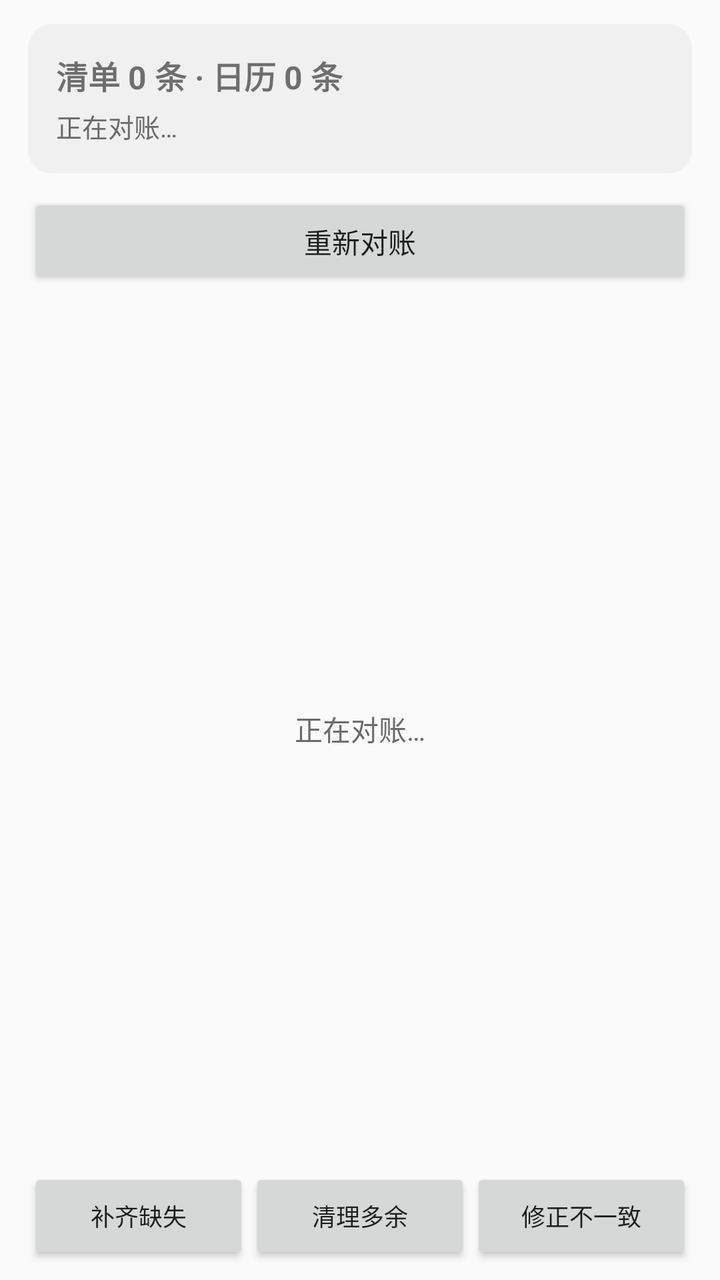
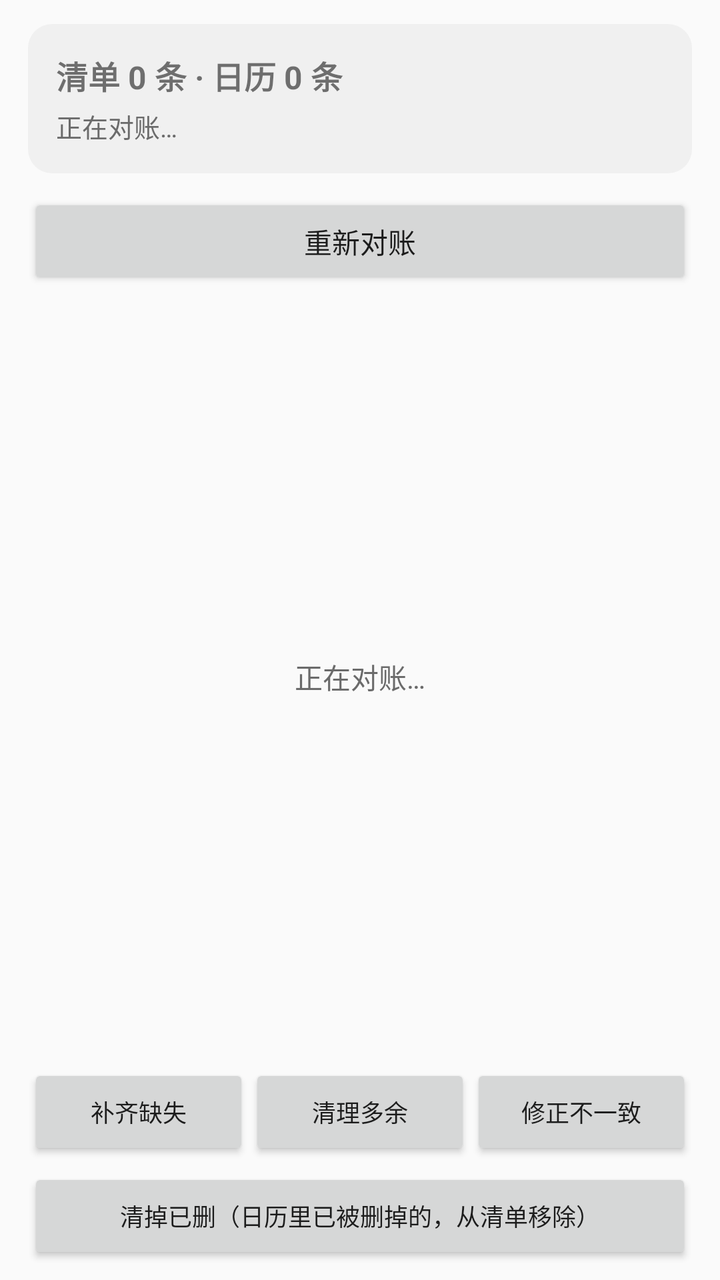

Before-and-after screenshots of an Android layout around one commit, followed by the original layout XML and the change that was made.
<!-- AndroidManifest.xml: application theme Theme.NtfyCalendar -->
<!-- res/layout/activity_reconcile.xml -->
<?xml version="1.0" encoding="utf-8"?>
<LinearLayout xmlns:android="http://schemas.android.com/apk/res/android"
    android:layout_width="match_parent"
    android:layout_height="match_parent"
    android:orientation="vertical"
    android:paddingLeft="14dp"
    android:paddingRight="14dp"
    android:paddingTop="12dp">

    <LinearLayout
        android:layout_width="match_parent"
        android:layout_height="wrap_content"
        android:background="@drawable/bg_card"
        android:orientation="vertical"
        android:padding="14dp">

        <TextView
            android:id="@+id/tvSummary"
            android:layout_width="match_parent"
            android:layout_height="wrap_content"
            android:textSize="16sp"
            android:textStyle="bold"
            android:text="清单 0 条 · 日历 0 条" />

        <TextView
            android:id="@+id/tvDetail"
            android:layout_width="match_parent"
            android:layout_height="wrap_content"
            android:layout_marginTop="4dp"
            android:textSize="13sp"
            android:textColor="@color/text_secondary"
            android:text="正在对账…" />
    </LinearLayout>

    <Button
        android:id="@+id/btnRefresh"
        android:layout_width="match_parent"
        android:layout_height="wrap_content"
        android:layout_marginTop="10dp"
        android:text="@string/btn_reconcile_refresh" />

    <FrameLayout
        android:layout_width="match_parent"
        android:layout_height="0dp"
        android:layout_weight="1">

        <androidx.recyclerview.widget.RecyclerView
            android:id="@+id/recycler"
            android:layout_width="match_parent"
            android:layout_height="match_parent"
            android:clipToPadding="false"
            android:paddingTop="10dp"
            android:paddingBottom="10dp" />

        <TextView
            android:id="@+id/tvEmpty"
            android:layout_width="match_parent"
            android:layout_height="match_parent"
            android:gravity="center"
            android:textSize="14sp"
            android:textColor="@color/text_secondary"
            android:text="正在对账…" />
    </FrameLayout>

    <LinearLayout
        android:layout_width="match_parent"
        android:layout_height="wrap_content"
        android:orientation="horizontal"
        android:paddingBottom="8dp">

        <Button
            android:id="@+id/btnFill"
            android:layout_width="0dp"
            android:layout_height="wrap_content"
            android:layout_weight="1"
            android:minWidth="0dp"
            android:paddingLeft="4dp"
            android:paddingRight="4dp"
            android:textSize="12sp"
            android:text="@string/btn_reconcile_fill" />

        <Button
            android:id="@+id/btnClean"
            android:layout_width="0dp"
            android:layout_height="wrap_content"
            android:layout_weight="1"
            android:minWidth="0dp"
            android:paddingLeft="4dp"
            android:paddingRight="4dp"
            android:textSize="12sp"
            android:text="@string/btn_reconcile_clean" />

        <Button
            android:id="@+id/btnFix"
            android:layout_width="0dp"
            android:layout_height="wrap_content"
            android:layout_weight="1"
            android:minWidth="0dp"
            android:paddingLeft="4dp"
            android:paddingRight="4dp"
            android:textSize="12sp"
            android:text="@string/btn_reconcile_fix" />
    </LinearLayout>
</LinearLayout>
<!-- resources referenced by this layout -->
<resources>
  <color name="text_secondary">#FF6B6B6B</color>
  <!-- drawable bg_card (drawable) -->
  <?xml version="1.0" encoding="utf-8"?>
  <shape xmlns:android="http://schemas.android.com/apk/res/android"
      android:shape="rectangle">
      <solid android:color="@color/card_bg" />
      <corners android:radius="12dp" />
  </shape>
  <string name="btn_reconcile_clean">清理多余</string>
  <string name="btn_reconcile_fill">补齐缺失</string>
  <string name="btn_reconcile_fix">修正不一致</string>
  <string name="btn_reconcile_refresh">重新对账</string>
  <style name="Theme.NtfyCalendar" parent="Theme.AppCompat.DayNight.DarkActionBar">
          <item name="colorPrimary">@color/primary</item>
          <item name="colorPrimaryDark">@color/primary_dark</item>
          <item name="colorAccent">@color/accent</item>
          <item name="android:windowBackground">?android:attr/colorBackground</item>
      </style>
  <color name="card_bg">#14808080</color>
  <color name="primary">#FF156B5A</color>
  <color name="primary_dark">#FF0E4B3F</color>
  <color name="accent">#FFEF8F32</color>
</resources>

<!-- the commit's change to res/layout/activity_reconcile.xml (unified diff, before → after) -->
@@ -66,7 +66,7 @@
         android:layout_width="match_parent"
         android:layout_height="wrap_content"
         android:orientation="horizontal"
-        android:paddingBottom="8dp">
+        android:paddingBottom="4dp">
 
         <Button
             android:id="@+id/btnFill"
@@ -101,4 +101,12 @@
             android:textSize="12sp"
             android:text="@string/btn_reconcile_fix" />
     </LinearLayout>
+
+    <Button
+        android:id="@+id/btnPurge"
+        android:layout_width="match_parent"
+        android:layout_height="wrap_content"
+        android:layout_marginBottom="8dp"
+        android:textSize="12sp"
+        android:text="@string/btn_reconcile_purge" />
 </LinearLayout>
<!-- resource entries referenced after the edit -->
@@ -11,6 +11,7 @@
   <string name="btn_reconcile_clean">清理多余</string>
   <string name="btn_reconcile_fill">补齐缺失</string>
   <string name="btn_reconcile_fix">修正不一致</string>
+  <string name="btn_reconcile_purge">清掉已删（日历里已被删掉的，从清单移除）</string>
   <string name="btn_reconcile_refresh">重新对账</string>
   <style name="Theme.NtfyCalendar" parent="Theme.AppCompat.DayNight.DarkActionBar">
           <item name="colorPrimary">@color/primary</item>
